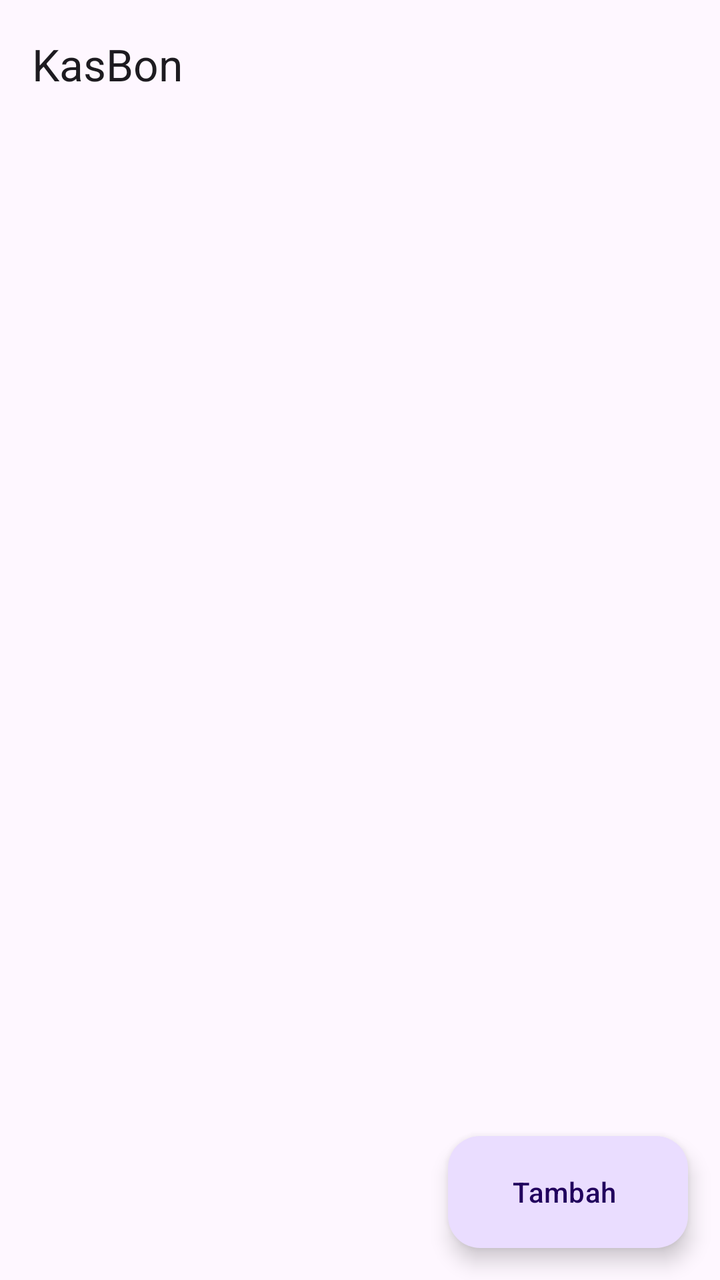
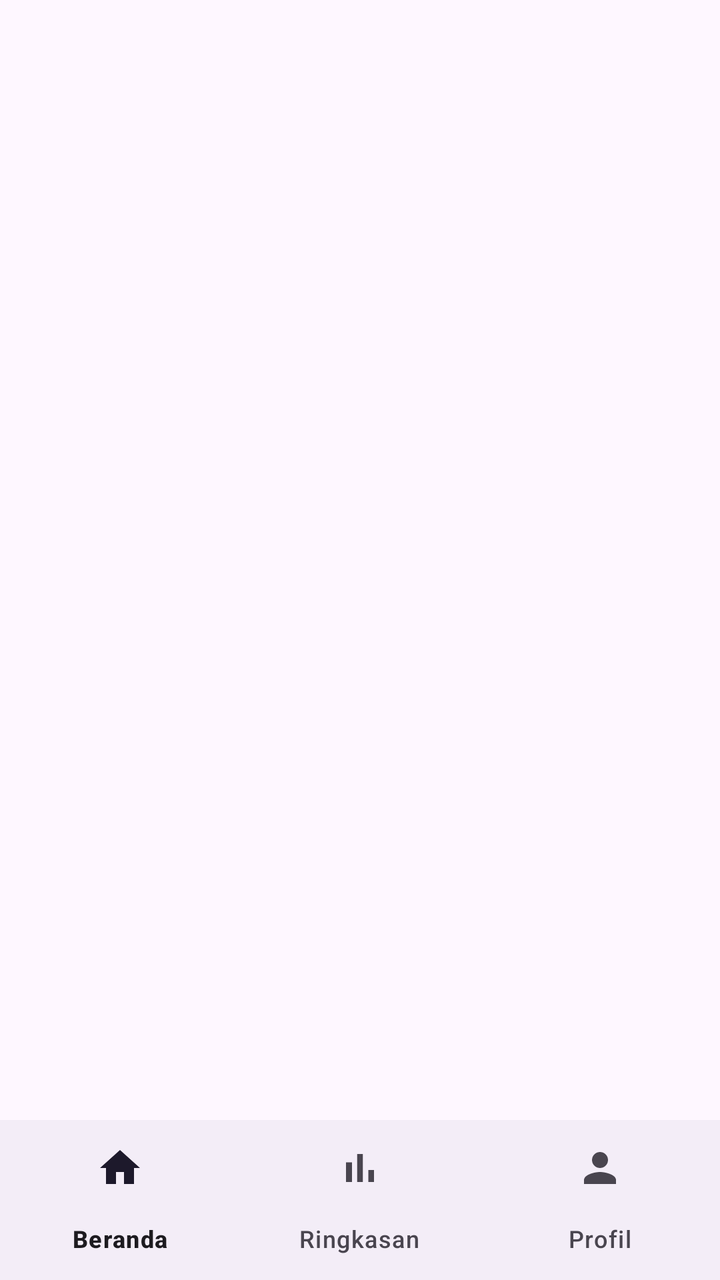

Screens rendered from an Android XML layout before and after an edit, with the pre-edit source and the edit as a unified diff.
<!-- AndroidManifest.xml: application theme Theme.KasBon -->
<!-- res/layout/activity_main.xml -->
<?xml version="1.0" encoding="utf-8"?>
<androidx.coordinatorlayout.widget.CoordinatorLayout xmlns:android="http://schemas.android.com/apk/res/android"
    xmlns:app="http://schemas.android.com/apk/res-auto"
    android:layout_width="match_parent"
    android:layout_height="match_parent">

    <LinearLayout
        android:layout_width="match_parent"
        android:layout_height="match_parent"
        android:orientation="vertical">

        <com.google.android.material.appbar.MaterialToolbar
            android:id="@+id/toolbar"
            android:layout_width="match_parent"
            android:layout_height="?attr/actionBarSize"
            app:title="@string/app_name" />

        <TextView
            android:id="@+id/tvOffline"
            android:layout_width="match_parent"
            android:layout_height="wrap_content"
            android:background="#FFF3CD"
            android:gravity="center"
            android:padding="8dp"
            android:text="@string/banner_offline"
            android:textColor="#664D03"
            android:visibility="gone" />

        <FrameLayout
            android:layout_width="match_parent"
            android:layout_height="0dp"
            android:layout_weight="1">

            <androidx.recyclerview.widget.RecyclerView
                android:id="@+id/rvCatatan"
                android:layout_width="match_parent"
                android:layout_height="match_parent"
                android:clipToPadding="false"
                android:paddingBottom="88dp"
                android:visibility="gone" />

            <ProgressBar
                android:id="@+id/progressBar"
                android:layout_width="wrap_content"
                android:layout_height="wrap_content"
                android:layout_gravity="center" />

            <TextView
                android:id="@+id/tvKosong"
                android:layout_width="wrap_content"
                android:layout_height="wrap_content"
                android:layout_gravity="center"
                android:gravity="center"
                android:padding="24dp"
                android:text="@string/empty_catatan"
                android:visibility="gone" />

            <LinearLayout
                android:id="@+id/layoutError"
                android:layout_width="wrap_content"
                android:layout_height="wrap_content"
                android:layout_gravity="center"
                android:gravity="center_horizontal"
                android:orientation="vertical"
                android:padding="24dp"
                android:visibility="gone">

                <TextView
                    android:layout_width="wrap_content"
                    android:layout_height="wrap_content"
                    android:gravity="center"
                    android:text="@string/error_muat_data" />

                <com.google.android.material.button.MaterialButton
                    android:id="@+id/btnCobaLagi"
                    android:layout_width="wrap_content"
                    android:layout_height="wrap_content"
                    android:layout_marginTop="12dp"
                    android:text="@string/btn_coba_lagi" />
            </LinearLayout>
        </FrameLayout>
    </LinearLayout>

    <com.google.android.material.floatingactionbutton.ExtendedFloatingActionButton
        android:id="@+id/fabTambah"
        android:layout_width="wrap_content"
        android:layout_height="wrap_content"
        android:layout_gravity="bottom|end"
        android:layout_margin="16dp"
        android:text="@string/btn_tambah" />
</androidx.coordinatorlayout.widget.CoordinatorLayout>
<!-- resources referenced by this layout -->
<resources>
  <string name="app_name">KasBon</string>
  <string name="banner_offline">Tidak ada koneksi internet</string>
  <string name="btn_coba_lagi">Coba lagi</string>
  <string name="btn_tambah">Tambah</string>
  <string name="empty_catatan">Belum ada catatan.\nKetuk Tambah untuk mulai.</string>
  <string name="error_muat_data">Gagal memuat data. Periksa koneksi internet.</string>
  <style name="Theme.KasBon" parent="Base.Theme.KasBon" />
  <style name="Base.Theme.KasBon" parent="Theme.Material3.DayNight.NoActionBar">
          
          
      </style>
</resources>

<!-- the commit's change to res/layout/activity_main.xml (unified diff, before → after) -->
@@ -1,91 +1,19 @@
 <?xml version="1.0" encoding="utf-8"?>
-<androidx.coordinatorlayout.widget.CoordinatorLayout xmlns:android="http://schemas.android.com/apk/res/android"
-    xmlns:app="http://schemas.android.com/apk/res-auto"
+<LinearLayout xmlns:android="http://schemas.android.com/apk/res/android"
     android:layout_width="match_parent"
-    android:layout_height="match_parent">
+    android:layout_height="match_parent"
+    android:orientation="vertical">
 
-    <LinearLayout
+    <FrameLayout
+        android:id="@+id/fragmentContainer"
         android:layout_width="match_parent"
-        android:layout_height="match_parent"
-        android:orientation="vertical">
+        android:layout_height="0dp"
+        android:layout_weight="1" />
 
-        <com.google.android.material.appbar.MaterialToolbar
-            android:id="@+id/toolbar"
-            android:layout_width="match_parent"
-            android:layout_height="?attr/actionBarSize"
-            app:title="@string/app_name" />
-
-        <TextView
-            android:id="@+id/tvOffline"
-            android:layout_width="match_parent"
-            android:layout_height="wrap_content"
-            android:background="#FFF3CD"
-            android:gravity="center"
-            android:padding="8dp"
-            android:text="@string/banner_offline"
-            android:textColor="#664D03"
-            android:visibility="gone" />
-
-        <FrameLayout
-            android:layout_width="match_parent"
-            android:layout_height="0dp"
-            android:layout_weight="1">
-
-            <androidx.recyclerview.widget.RecyclerView
-                android:id="@+id/rvCatatan"
-                android:layout_width="match_parent"
-                android:layout_height="match_parent"
-                android:clipToPadding="false"
-                android:paddingBottom="88dp"
-                android:visibility="gone" />
-
-            <ProgressBar
-                android:id="@+id/progressBar"
-                android:layout_width="wrap_content"
-                android:layout_height="wrap_content"
-                android:layout_gravity="center" />
-
-            <TextView
-                android:id="@+id/tvKosong"
-                android:layout_width="wrap_content"
-                android:layout_height="wrap_content"
-                android:layout_gravity="center"
-                android:gravity="center"
-                android:padding="24dp"
-                android:text="@string/empty_catatan"
-                android:visibility="gone" />
-
-            <LinearLayout
-                android:id="@+id/layoutError"
-                android:layout_width="wrap_content"
-                android:layout_height="wrap_content"
-                android:layout_gravity="center"
-                android:gravity="center_horizontal"
-                android:orientation="vertical"
-                android:padding="24dp"
-                android:visibility="gone">
-
-                <TextView
-                    android:layout_width="wrap_content"
-                    android:layout_height="wrap_content"
-                    android:gravity="center"
-                    android:text="@string/error_muat_data" />
-
-                <com.google.android.material.button.MaterialButton
-                    android:id="@+id/btnCobaLagi"
-                    android:layout_width="wrap_content"
-                    android:layout_height="wrap_content"
-                    android:layout_marginTop="12dp"
-                    android:text="@string/btn_coba_lagi" />
-            </LinearLayout>
-        </FrameLayout>
-    </LinearLayout>
-
-    <com.google.android.material.floatingactionbutton.ExtendedFloatingActionButton
-        android:id="@+id/fabTambah"
-        android:layout_width="wrap_content"
+    <com.google.android.material.bottomnavigation.BottomNavigationView
+        android:id="@+id/bottomNav"
+        android:layout_width="match_parent"
         android:layout_height="wrap_content"
-        android:layout_gravity="bottom|end"
-        android:layout_margin="16dp"
-        android:text="@string/btn_tambah" />
-</androidx.coordinatorlayout.widget.CoordinatorLayout>
+        app:menu="@menu/bottom_nav"
+        xmlns:app="http://schemas.android.com/apk/res-auto" />
+</LinearLayout>
<!-- resource entries referenced after the edit -->
@@ -1,11 +1,5 @@
 <!-- resources referenced by this layout -->
 <resources>
-  <string name="app_name">KasBon</string>
-  <string name="banner_offline">Tidak ada koneksi internet</string>
-  <string name="btn_coba_lagi">Coba lagi</string>
-  <string name="btn_tambah">Tambah</string>
-  <string name="empty_catatan">Belum ada catatan.\nKetuk Tambah untuk mulai.</string>
-  <string name="error_muat_data">Gagal memuat data. Periksa koneksi internet.</string>
   <style name="Theme.KasBon" parent="Base.Theme.KasBon" />
   <style name="Base.Theme.KasBon" parent="Theme.Material3.DayNight.NoActionBar">
           
